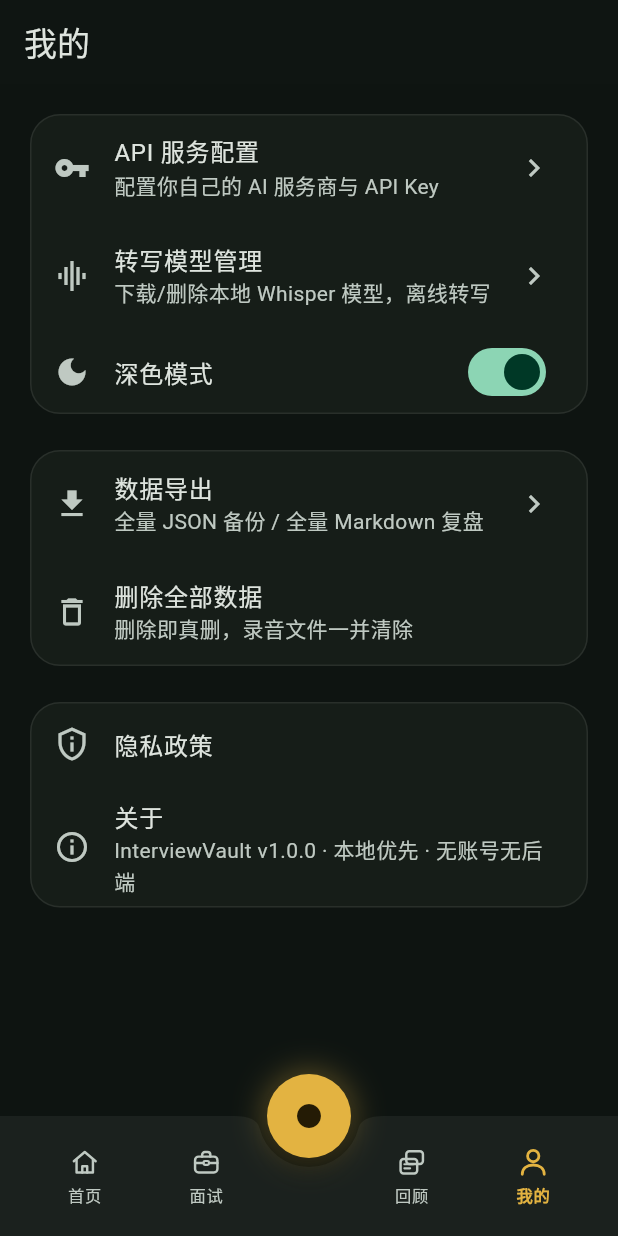
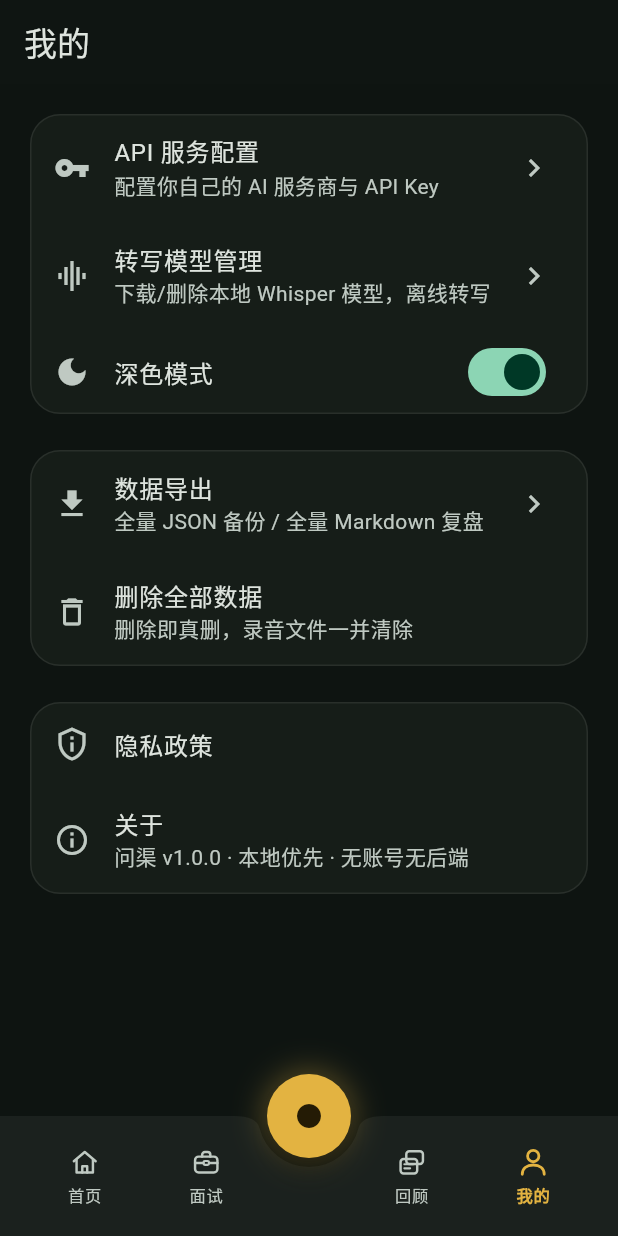
Before and after one commit to MaoXinze/InterviewVault, a Flutter app: the SettingsPage screen opened by its route, on a phone screen of 412 x 824 dp. Run offline on Flutter 3.47's test engine with Material 3 defaults, Android fonts, the phone set to English and light mode, and no system bars; our stand-ins replace clock, dio, drift, drift_flutter, file_picker, flutter_riverpod and 5 more; missing offline and left inert: record, syncfusion_flutter_pdf, whisper_ggml; accounts and stored records are empty; generated files the repository leaves out were written again.

Commit message:
品牌收尾: 中文名更名问渠(Manifest label/MaterialApp title/关于行/隐私政策/web title+manifest 品牌色#0E1411) + 应用图标重绘(PIL自绘 墨绿渐变底+鎏金题卡堆+切向连续问号+星花 1024px 4x超采样) + flutter_launcher_icons生成全密度mipmap与自适应图标(foreground 55%安全区 + 底色#12241C); 导出文件头# InterviewVault全量导出按稳定性承诺保留不改

```diff
--- a/interview_vault/lib/features/settings/presentation/privacy_page.dart
+++ b/interview_vault/lib/features/settings/presentation/privacy_page.dart
@@ -93,7 +93,7 @@ class PrivacyPage extends StatelessWidget {
             title: '用户协议',
             children: const [
               Text(
-                '1. InterviewVault 是本地优先的个人面试复盘工具，'
+                '1. 问渠是本地优先的个人面试复盘工具，'
                 '按"现状"提供，不承诺适用于任何特定目的。\n'
                 '2. 录音、转写、标注与卡片内容均由你自己产生与管理，'
                 '请遵守所在场景的法律法规与保密义务，勿录制未获授权的对话。\n'
@@ -108,7 +108,7 @@ class PrivacyPage extends StatelessWidget {
           const SizedBox(height: 8),
           const ListTile(
             leading: Icon(Icons.info_outline),
-            title: Text('InterviewVault v1.0.0'),
+            title: Text('问渠 v1.0.0'),
             subtitle: Text('本政策自 2026-09-27 起生效 · 本地优先 · 无账号无后端'),
           ),
         ],
--- a/interview_vault/lib/features/settings/presentation/settings_page.dart
+++ b/interview_vault/lib/features/settings/presentation/settings_page.dart
@@ -213,7 +213,7 @@ class _SettingsPageState extends ConsumerState<SettingsPage> {
                 const ListTile(
                   leading: Icon(Icons.info_outline),
                   title: Text('关于'),
-                  subtitle: Text('InterviewVault v1.0.0 · 本地优先 · 无账号无后端'),
+                  subtitle: Text('问渠 v1.0.0 · 本地优先 · 无账号无后端'),
                 ),
               ],
             ),
--- a/interview_vault/lib/main.dart
+++ b/interview_vault/lib/main.dart
@@ -44,7 +44,7 @@ class _InterviewVaultAppState extends ConsumerState<InterviewVaultApp> {
     return ThemeRevealHost(
       controller: reveal,
       child: MaterialApp.router(
-        title: 'InterviewVault',
+        title: '问渠',
         theme: AppTheme.light,
         darkTheme: AppTheme.dark,
         themeMode: themeMode,
```
Also changed, not shown: interview_vault/pubspec.yaml (+10 -1 lines), interview_vault/assets/icon/icon.png (added), interview_vault/assets/icon/icon_foreground.png (added), interview_vault/pubspec.lock, 17 other files.
